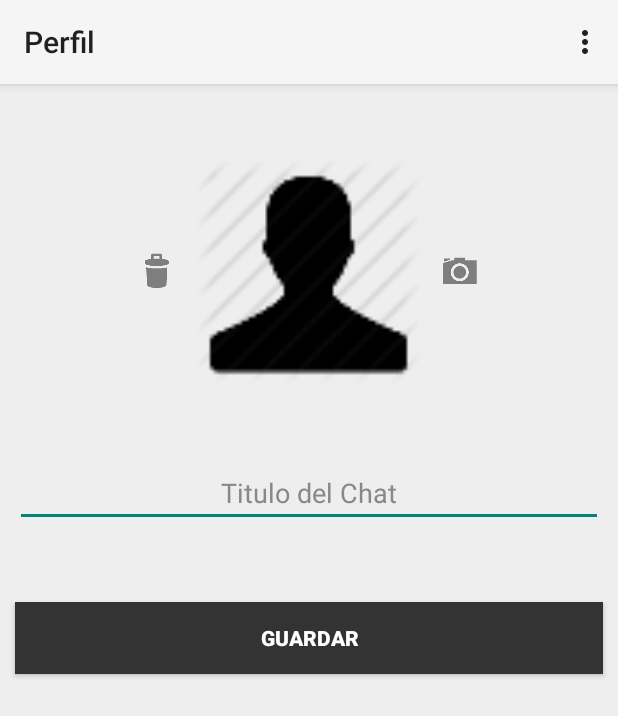
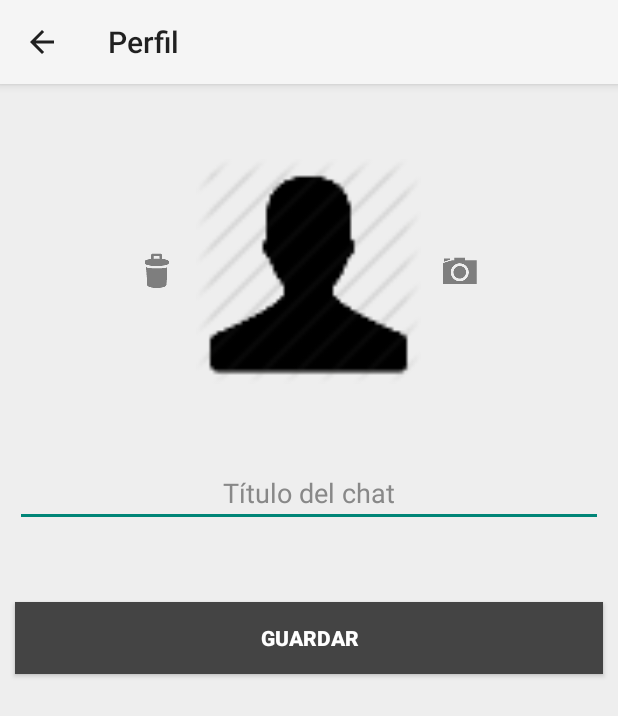
Before and after one commit to josecols/modula, an Android app: the PerfilActivity screen opened directly, with no data from a screen before it, on a phone screen of 412 x 824 dp. Shown: the top 716 px of the screen. Run offline under Robolectric (Android 15) with nearby library versions, the phone set to English and light mode, and no system bars; 1 statement that could not run was skipped.

```diff
--- a/src/main/java/ve/edu/ucab/modula/app/Chat.java
+++ b/src/main/java/ve/edu/ucab/modula/app/ChatActivity.java
@@ -14,11 +14,10 @@ import java.util.ArrayList;
 import android.content.Intent;
 import android.speech.RecognizerIntent;
 import android.widget.ListView;
-import android.widget.Toast;
 import android.database.Cursor;
 
 
-public class Chat extends ActionBarActivity {
+public class ChatActivity extends ActionBarActivity {
     private ListView lista;
     private ImageButton boton_hablar;
     private ImageButton boton_escuchar;
@@ -93,7 +92,7 @@ public class Chat extends ActionBarActivity {
                 }
                 break;
             }
-            case FrasesActivity.FRASES_ID:{
+            case FrasesActivity.FRASES_ID: {
                 if (resultCode == RESULT_OK && null != data) {
                     String str = data.getStringExtra("frase");
                     Mensaje msj = new Mensaje(str, true);
@@ -103,7 +102,7 @@ public class Chat extends ActionBarActivity {
                 }
                 break;
             }
-            case Perfil.PERFIL_ID:{
+            case PerfilActivity.PERFIL_ID: {
                 if (resultCode == RESULT_OK) {
                     cargarDatosChat();
                 }
@@ -122,7 +121,7 @@ public class Chat extends ActionBarActivity {
         return true;
     }
 
-    public void cargarDatosChat(){
+    public void cargarDatosChat() {
         Cursor cur = bd.leerChat(id_chat);
         String foto = "";
         String titulo = "";
@@ -140,21 +139,17 @@ public class Chat extends ActionBarActivity {
 
     @Override
     public boolean onOptionsItemSelected(MenuItem item) {
-        // Handle action bar item clicks here. The action bar will
-        // automatically handle clicks on the Home/Up button, so long
-        // as you specify a parent activity in AndroidManifest.xml.
         int id = item.getItemId();
-        Toast t;
         switch (id) {
             case R.id.action_frases:
-                Intent frases = new Intent(this,FrasesActivity.class);
-                frases.putExtra("chat",true);
-                startActivityForResult(frases,FrasesActivity.FRASES_ID);
+                Intent frases = new Intent(this, FrasesActivity.class);
+                frases.putExtra("chat", true);
+                startActivityForResult(frases, FrasesActivity.FRASES_ID);
                 return true;
             default:
-                Intent perfil = new Intent(this,Perfil.class);
-                perfil.putExtra("id_chat",id_chat);
-                startActivityForResult(perfil,Perfil.PERFIL_ID);
+                Intent perfil = new Intent(this, PerfilActivity.class);
+                perfil.putExtra("id_chat", id_chat);
+                startActivityForResult(perfil, PerfilActivity.PERFIL_ID);
                 return true;
         }
     }
--- a/src/main/java/ve/edu/ucab/modula/app/MainActivity.java
+++ b/src/main/java/ve/edu/ucab/modula/app/MainActivity.java
@@ -35,7 +35,7 @@ public class MainActivity extends ActionBarActivity {
                 startActivity(intent);
                 return true;
             case R.id.action_nuevochat:
-                Intent chat = new Intent(this, Chat.class);
+                Intent chat = new Intent(this, ChatActivity.class);
                 chat.putExtra("id_chat", new DataBaseManager(this).crearChat());
                 startActivity(chat);
                 return true;
--- a/src/main/java/ve/edu/ucab/modula/app/Perfil.java
+++ b/src/main/java/ve/edu/ucab/modula/app/PerfilActivity.java
@@ -17,14 +17,12 @@ import android.widget.ImageButton;
 import android.widget.ImageView;
 import android.widget.Toast;
 
-
 import java.io.File;
 import java.io.FileNotFoundException;
 import java.io.FileOutputStream;
 import java.io.IOException;
 
-
-public class Perfil extends ActionBarActivity {
+public class PerfilActivity extends ActionBarActivity {
     public static final int PERFIL_ID = 3;
     private ImageView foto;
     private ImageButton eliminar;
@@ -35,12 +33,13 @@ public class Perfil extends ActionBarActivity {
     private Bitmap img;
     private File dir;
     private long id_chat;
+
     @Override
     protected void onCreate(Bundle savedInstanceState) {
         super.onCreate(savedInstanceState);
         setContentView(R.layout.perfil);
-        dir = getDir("Fotos",this.MODE_PRIVATE);
-        if(!dir.exists())
+        dir = getDir("Fotos", this.MODE_PRIVATE);
+        if (!dir.exists())
             dir.mkdir();
         foto = (ImageView) findViewById(R.id.foto);
         eliminar = (ImageButton) findViewById(R.id.eliminar);
@@ -59,18 +58,18 @@ public class Perfil extends ActionBarActivity {
             @Override
             public void onClick(View view) {
                 Intent toma = new Intent(MediaStore.ACTION_IMAGE_CAPTURE);
-                startActivityForResult(toma,0);
+                startActivityForResult(toma, 0);
             }
         });
         aceptar.setOnClickListener(new View.OnClickListener() {
             @Override
             public void onClick(View view) {
                 String str = titulo.getText().toString().trim();
-                if(!str.equals("")){
-                    if(img!=null){
-                        File file = new File(dir,String.valueOf(id_chat)+".png");
+                if (!str.equals("")) {
+                    if (img != null) {
+                        File file = new File(dir, String.valueOf(id_chat) + ".png");
                         FileOutputStream out;
-                        if(file.exists())
+                        if (file.exists())
                             file.delete();
                         try {
                             file.createNewFile();
@@ -86,15 +85,13 @@ public class Perfil extends ActionBarActivity {
                         } catch (IOException e) {
                             e.printStackTrace();
                         }
-                        bd.actualizarChat(id_chat,str,file.getPath());
-                    }
-                    else
-                        bd.actualizarChat(id_chat,str,"");
+                        bd.actualizarChat(id_chat, str, file.getPath());
+                    } else
+                        bd.actualizarChat(id_chat, str, "");
                     setResult(RESULT_OK);
                     finish();
-                }else{
-                    Toast t = Toast.makeText(getApplicationContext(), "Agregue un Titulo", Toast.LENGTH_SHORT);
-                    t.show();
+                } else {
+                    Toast.makeText(getApplicationContext(), "Agregue un título", Toast.LENGTH_SHORT).show();
                 }
             }
         });
@@ -102,7 +99,7 @@ public class Perfil extends ActionBarActivity {
         cargarDatosChat();
     }
 
-    public void cargarDatosChat(){
+    public void cargarDatosChat() {
         Cursor cur = bd.leerChat(id_chat);
         String aux_foto = "";
         String aux_titulo = "";
@@ -110,11 +107,10 @@ public class Perfil extends ActionBarActivity {
             aux_foto = cur.getString(cur.getColumnIndex(DataBaseContract.ChatsTabla.COLUMN_NAME_FOTO));
             aux_titulo = cur.getString(cur.getColumnIndex(DataBaseContract.ChatsTabla.COLUMN_NAME_TITULO));
         }
-        if (aux_foto.equals("")){
+        if (aux_foto.equals("")) {
             foto.setImageResource(R.drawable.user);
             img = null;
-        }
-        else {
+        } else {
             foto.setImageDrawable(Drawable.createFromPath(aux_foto));
             img = BitmapFactory.decodeFile(aux_foto);
         }
@@ -122,36 +118,18 @@ public class Perfil extends ActionBarActivity {
     }
 
 
-
     protected void onActivityResult(int requestCode, int resultCode, Intent data) {
         super.onActivityResult(requestCode, resultCode, data);
-        if(requestCode==0 && resultCode == RESULT_OK){
+        if (requestCode == 0 && resultCode == RESULT_OK) {
             img = (Bitmap) (data.getExtras().get("data"));
             foto.setImageBitmap(img);
         }
-
-    }
-
-
-
-    @Override
-    public boolean onCreateOptionsMenu(Menu menu) {
-
-        // Inflate the menu; this adds items to the action bar if it is present.
-        getMenuInflater().inflate(R.menu.perfil, menu);
-        return true;
     }
 
     @Override
     public boolean onOptionsItemSelected(MenuItem item) {
-        // Handle action bar item clicks here. The action bar will
-        // automatically handle clicks on the Home/Up button, so long
-        // as you specify a parent activity in AndroidManifest.xml.
-        int id = item.getItemId();
-        if (id == R.id.action_settings) {
-            return true;
-        }
-        return super.onOptionsItemSelected(item);
+        setResult(RESULT_OK);
+        finish();
+        return true;
     }
-
 }
--- a/src/main/res/layout/perfil.xml
+++ b/src/main/res/layout/perfil.xml
@@ -1,5 +1,6 @@
 <LinearLayout xmlns:android="http://schemas.android.com/apk/res/android"
-    android:orientation="vertical" android:layout_width="match_parent"
+    android:orientation="vertical"
+    android:layout_width="match_parent"
     android:layout_height="match_parent"
     android:background="#EEEEEE">
 
@@ -14,19 +15,20 @@
             android:layout_marginRight="10dp"
             android:layout_width="wrap_content"
             android:layout_height="wrap_content"
-            android:background="@drawable/ic_action_discard"/>
+            android:background="@drawable/ic_action_discard" />
+
         <ImageView
             android:id="@+id/foto"
             android:layout_width="150dp"
             android:layout_height="150dp"
-            android:layout_gravity="center"/>
+            android:layout_gravity="center" />
 
         <ImageButton
             android:id="@+id/camara"
             android:layout_marginLeft="10dp"
             android:layout_width="wrap_content"
             android:layout_height="wrap_content"
-            android:background="@drawable/ic_action_camera"/>
+            android:background="@drawable/ic_action_camera" />
     </LinearLayout>
 
     <EditText
@@ -34,25 +36,24 @@
         android:layout_marginTop="50dp"
         android:layout_marginLeft="10dp"
         android:layout_marginRight="10dp"
-        android:hint="Titulo del Chat"
+        android:hint="@string/hint_activity_perfil"
         android:layout_width="fill_parent"
         android:layout_height="wrap_content"
         android:gravity="center"
         android:textColor="#333333"
-        android:textColorHint="#888888"
-        />
+        android:textColorHint="#888888" />
 
     <Button
         android:id="@+id/aceptar"
         android:layout_marginTop="50dp"
-        android:text="Guardar"
+        android:text="@string/title_button_perfil"
         android:layout_marginLeft="10dp"
         android:layout_marginRight="10dp"
         android:layout_width="fill_parent"
         android:layout_height="wrap_content"
         android:layout_gravity="center"
-        android:background="#333333"
+        android:background="#444444"
         android:textColor="#FFFFFF"
-        android:textStyle="bold"/>
+        android:textStyle="bold" />
 
 </LinearLayout>
--- a/src/main/res/menu/perfil.xml
+++ /dev/null
@@ -1,9 +0,0 @@
-<menu xmlns:android="http://schemas.android.com/apk/res/android"
-    xmlns:tools="http://schemas.android.com/tools"
-    tools:context="ve.edu.ucab.modula.app.Perfil" >
-
-    <item android:id="@+id/action_settings"
-        android:title="@string/action_settings"
-        android:orderInCategory="100"
-        android:showAsAction="never" />
-</menu>
--- a/src/main/res/values/strings.xml
+++ b/src/main/res/values/strings.xml
@@ -1,6 +1,5 @@
 <?xml version="1.0" encoding="utf-8"?>
 <resources>
-
     <string name="app_name">Modula</string>
     <string name="action_ajustes">Ajustes</string>
     <string name="action_nuevochat">Nueva conversación</string>
@@ -11,7 +10,7 @@
     <string name="title_activity_chat">Chat</string>
     <string name="title_activity_frases">Frases</string>
     <string name="title_activity_perfil">Perfil</string>
-    <string name="hello_world">Hello world!</string>
-    <string name="action_settings">Settings</string>
-
+    <string name="hint_activity_perfil">Título del chat</string>
+    <string name="hint_activity_chat">Escribe lo que quieres decir</string>
+    <string name="title_button_perfil">Guardar</string>
 </resources>
```
Also changed, not shown: src/main/AndroidManifest.xml (+4 -3 lines), src/main/java/ve/edu/ucab/modula/app/DataBaseManager.java (+14 -17 lines), src/main/java/ve/edu/ucab/modula/app/FrasesActivity.java (+35 -4 lines), src/main/res/layout/chat.xml (+7 -7 lines), src/main/res/drawable-hdpi/ic_action_volume_on.png (added), src/main/res/drawable-mdpi/ic_action_volume_on.png (added), src/main/res/drawable-xhdpi/ic_action_volume_on.png (added), src/main/res/drawable-xxhdpi/ic_action_volume_on.png (added), 1 other file.
